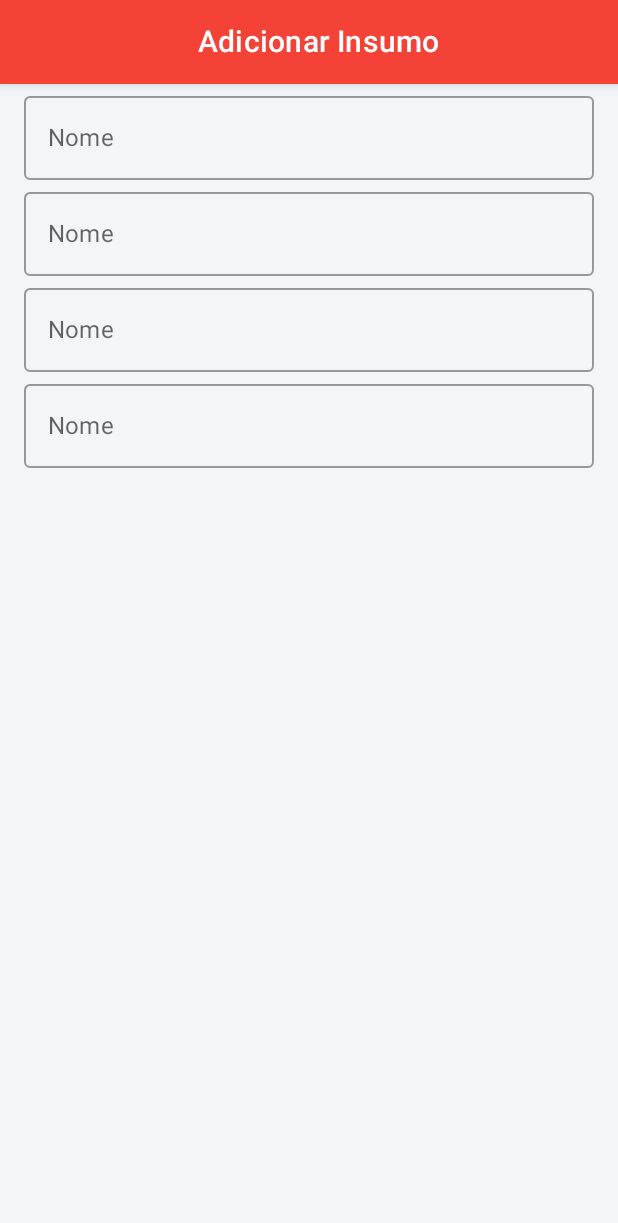
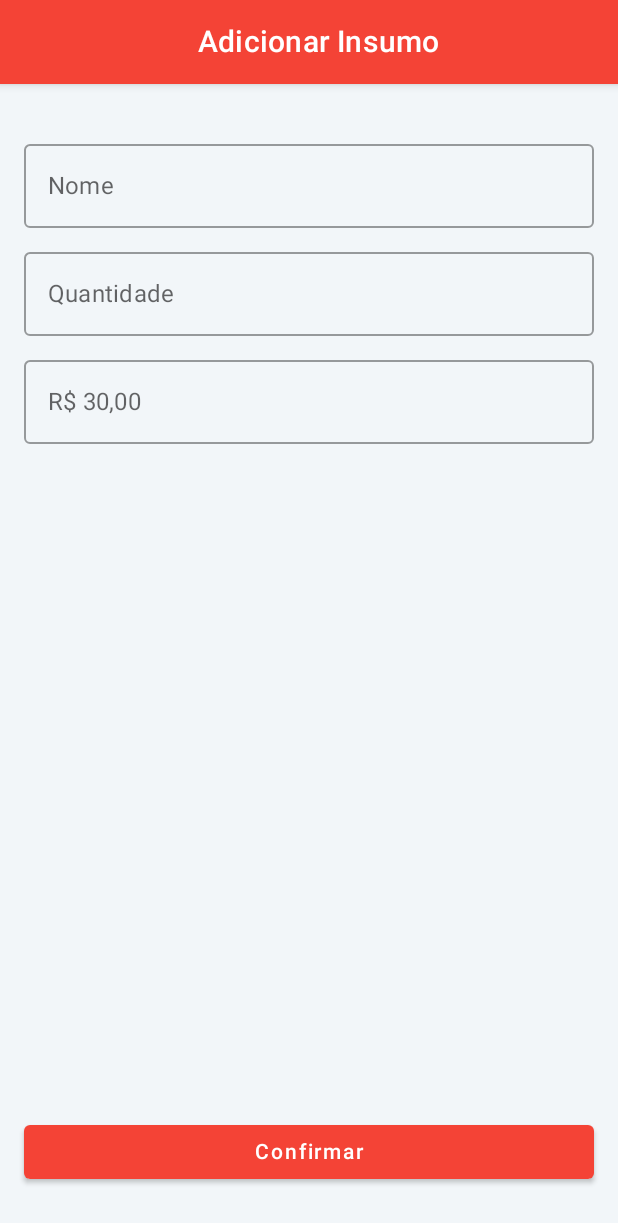
Before and after one commit to jvsena42/baking_calculator, an Android app built with Jetpack Compose: the @Preview function Preview, on a phone screen of 412 x 824 dp. Shown: the top 1223 px of the screen. Run offline under Robolectric (Android 15) with nearby library versions, the phone set to English and light mode, and no system bars.

Commit message:
feat: arrangement

```diff
--- a/app/src/main/java/com/bulletapps/candypricer/presentation/ui/scenes/main/addSupply/SreenAddSupply.kt
+++ b/app/src/main/java/com/bulletapps/candypricer/presentation/ui/scenes/main/addSupply/SreenAddSupply.kt
@@ -1,14 +1,8 @@
 package com.bulletapps.candypricer.presentation.ui.scenes.main.addSupply
 
 import androidx.compose.foundation.background
-import androidx.compose.foundation.layout.Column
-import androidx.compose.foundation.layout.fillMaxSize
-import androidx.compose.foundation.layout.fillMaxWidth
-import androidx.compose.foundation.layout.padding
-import androidx.compose.material.MaterialTheme
-import androidx.compose.material.OutlinedTextField
-import androidx.compose.material.Text
-import androidx.compose.material.TopAppBar
+import androidx.compose.foundation.layout.*
+import androidx.compose.material.*
 import androidx.compose.runtime.Composable
 import androidx.compose.ui.Modifier
 import androidx.compose.ui.res.stringResource
@@ -19,6 +13,7 @@ import androidx.hilt.navigation.compose.hiltViewModel
 import com.bulletapps.candypricer.R
 import com.bulletapps.candypricer.presentation.ui.scenes.main.MainViewModel
 import com.bulletapps.candypricer.presentation.ui.theme.CandyPricerTheme
+import com.bulletapps.candypricer.presentation.util.CustomArrangement
 
 @Composable
 fun ScreenAddSupply(
@@ -32,10 +27,11 @@ fun ScreenAddSupply(
 fun Screen() {
     CandyPricerTheme {
 
-        Column (
+        Column(
             modifier = Modifier
                 .fillMaxSize()
-                .background(color= MaterialTheme.colors.background),
+                .background(color = MaterialTheme.colors.background),
+            verticalArrangement = CustomArrangement.spacedBy(8.dp)
         ) {
             TopAppBar(
                 title = {
@@ -47,9 +43,11 @@ fun Screen() {
                 },
             )
 
+            Spacer(Modifier.padding(8.dp))
+
             OutlinedTextField(
                 value = "",
-                onValueChange = {  },
+                onValueChange = { },
                 placeholder = { Text(stringResource(R.string.cocoa_powder)) },
                 label = { Text(stringResource(R.string.name)) },
                 modifier = Modifier.padding(horizontal = 16.dp).fillMaxWidth()
@@ -57,33 +55,34 @@ fun Screen() {
 
             OutlinedTextField(
                 value = "",
-                onValueChange = {  },
-                placeholder = { Text(stringResource(R.string.cocoa_powder)) },
-                label = { Text(stringResource(R.string.name)) },
+                onValueChange = { },
+                placeholder = { Text(stringResource(R.string.five_hundred)) },
+                label = { Text(stringResource(R.string.quantity)) },
                 modifier = Modifier.padding(horizontal = 16.dp).fillMaxWidth()
             )
 
             OutlinedTextField(
                 value = "",
-                onValueChange = {  },
+                onValueChange = { },
                 placeholder = { Text(stringResource(R.string.cocoa_powder)) },
-                label = { Text(stringResource(R.string.name)) },
+                label = { Text(stringResource(R.string.thirty_reals)) },
                 modifier = Modifier.padding(horizontal = 16.dp).fillMaxWidth()
             )
 
-            OutlinedTextField(
-                value = "",
-                onValueChange = {  },
-                placeholder = { Text(stringResource(R.string.cocoa_powder)) },
-                label = { Text(stringResource(R.string.name)) },
-                modifier = Modifier.padding(horizontal = 16.dp).fillMaxWidth()
-            )
+            Button(
+                onClick = {},
+                modifier = Modifier
+                    .fillMaxWidth()
+                    .padding(horizontal = 16.dp, vertical = 32.dp)
+            ) {
+                Text(stringResource(R.string.confirm))
+            }
         }
     }
 }
 
 @Preview(showBackground = true)
 @Composable
-fun Preview(){
+fun Preview() {
     Screen()
 }
--- a/app/src/main/res/values/strings.xml
+++ b/app/src/main/res/values/strings.xml
@@ -11,5 +11,9 @@
     <string name="back">Voltar</string>
     <string name="add_supply">Adicionar Insumo</string>
     <string name="name">Nome</string>
+    <string name="quantity">Quantidade</string>
     <string name="cocoa_powder">Cacau em pó</string>
+    <string name="five_hundred">500</string>
+    <string name="thirty_reals">R$ 30,00</string>
+    <string name="confirm">Confirmar</string>
 </resources>
```
